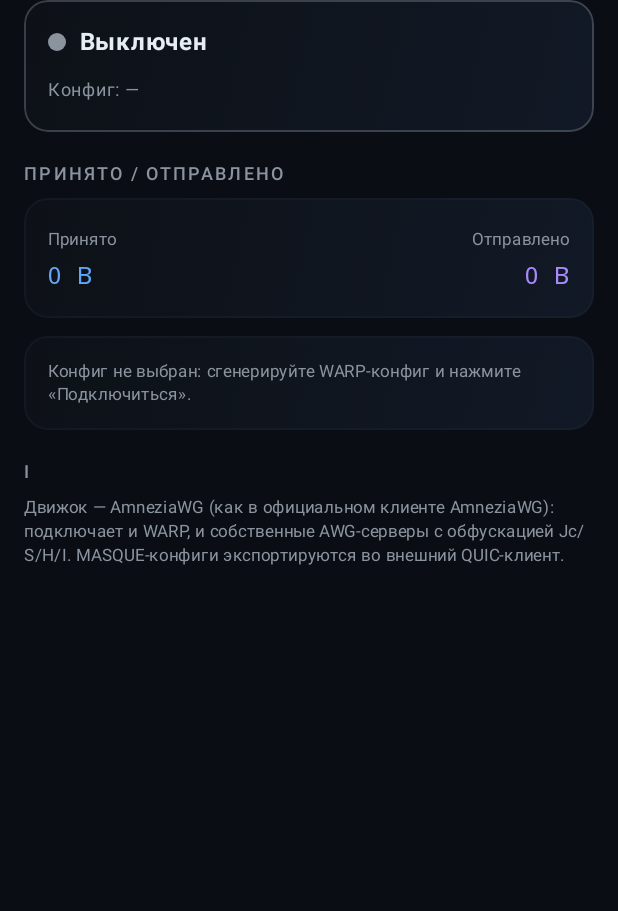
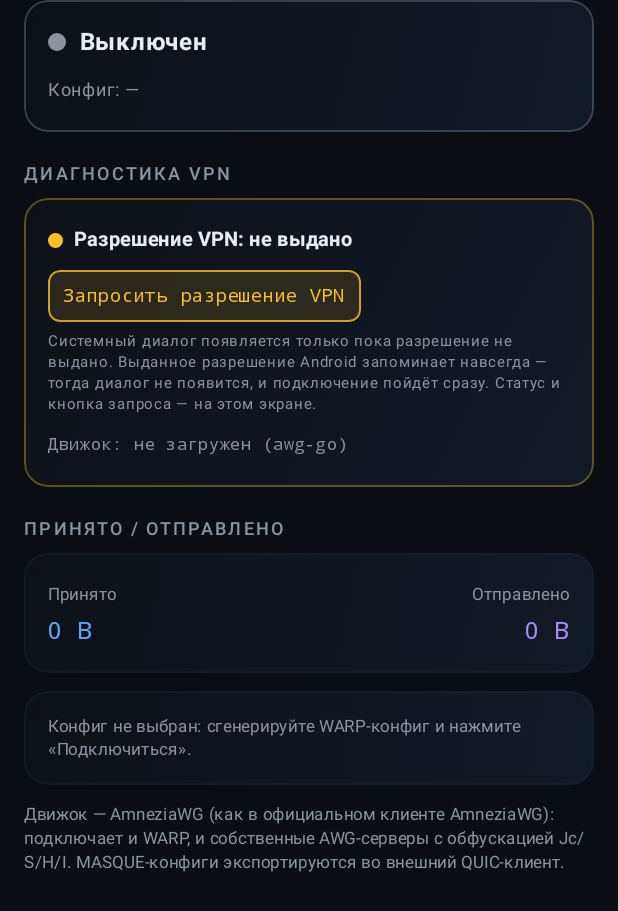
Before and after one commit to mx57/awg-config-android, an Android app built with Jetpack Compose: the composable TunnelScreen shown on its own in the app's theme, on a phone screen of 412 x 824 dp. Shown: the top 911 px of the screen. Run offline under Robolectric (Android 15) with nearby library versions, the phone set to English and light mode, and no system bars.

Commit message:
Fix v1.1.2: видимый статус разрешения VPN, явная кнопка запроса, утолщение движка
«Диалог VPN не появляется, пишет: не удалось поднять туннель» — основная
причина: Android запоминает выданное VPN-разрешение и НЕ показывает диалог
повторно (в т.ч. при обновлении приложения со старых версий) — подключение
пытается идти сразу и падает дальше по цепочке без объяснения.

- Экран туннеля: карточка «Диагностика VPN» — статус разрешения VPN
  (выдано/не выдано), кнопка «Запросить разрешение VPN» (системный диалог
  по явному нажатию, единый prepare-флоу через TunnelRequest.EnsurePermission),
  версия движка и последняя ошибка
- TunnelRequest: config стал nullable, добавлен EnsurePermission (запрос
  разрешения без подключения); requestRealTest/requestBatchRealTest всегда
  идут через единую очередь (раньше при выданном разрешении обходили её)
- MainActivity: после системного диалога (OK и отказ) статус разрешения
  обновляется; тост-подтверждение для явного запроса
- Экран результата: в карточке ошибки чип «Запросить разрешение VPN»,
  когда разрешение не выдано + подсказка; в подсказке кнопки подключения
  объяснено, почему диалог может не появиться
- GoBackend: таймаут старта VPN-сервиса 2с -> 5с (ложный
  UNABLE_TO_START_VPN на холодном старте), protect(fd) только при fd >= 0
  (раньше protect(-1) валил туннель для endpoint'ов без IPv4/IPv6),
  логирование establish()==null и awgTurnOn<0
- Стек-трейс ошибки подключения в логи (was: только message)
- versionCode 112 (1.1.2); 44/44 теста OK

```diff
--- a/app/build.gradle.kts
+++ b/app/build.gradle.kts
@@ -15,8 +15,8 @@ android {
         applicationId = "com.awgconfig.android"
         minSdk = 29
         targetSdk = 34
-        versionCode = 111
-        versionName = "1.1.1"
+        versionCode = 112
+        versionName = "1.1.2"
         vectorDrawables { useSupportLibrary = true }
     }
 
--- a/app/src/main/kotlin/com/awgconfig/android/ui/screens/TunnelScreen.kt
+++ b/app/src/main/kotlin/com/awgconfig/android/ui/screens/TunnelScreen.kt
@@ -26,16 +26,23 @@ import androidx.compose.ui.unit.sp
 import com.awgconfig.android.AppViewModel
 import com.awgconfig.android.VerticalSpacer
 import com.awgconfig.android.i18n.LocalStrings
+import com.awgconfig.android.ui.components.Chip
 import com.awgconfig.android.ui.components.NeonCard
 import com.awgconfig.android.ui.components.SectionTitle
 import com.awgconfig.android.ui.theme.NeonPalette
 import kotlinx.coroutines.delay
 
-/** Экран встроенного туннеля: состояние, статистика, включение/выключение. */
+/** Экран встроенного туннеля: состояние, статистика, диагностика
+ * (разрешение VPN / движок / последняя ошибка), включение/выключение. */
 @Composable
 fun TunnelScreen(vm: AppViewModel) {
     val s = LocalStrings.current
     val state by vm.tunnel.state.collectAsState()
+    val vpnPermission by vm.vpnPermission.collectAsState()
+
+    // Обновляем статус разрешения при входе на экран: диалог мог быть выдан
+    // (или отозван через настройки системы) в другом месте.
+    LaunchedEffect(Unit) { vm.refreshVpnPermission() }
 
     LaunchedEffect(state.state) {
         while (state.state == com.awgconfig.android.tunnel.TunnelCore.State.UP) {
@@ -75,6 +82,54 @@ fun TunnelScreen(vm: AppViewModel) {
             }
             VerticalSpacer(8)
             Text(s["tunnel_last_config"].orEmpty() + ": " + (state.title ?: "—"), fontSize = 12.sp, color = NeonPalette.textSecondary)
+        }
+
+        VerticalSpacer(12)
+
+        // Диагностика: разрешение VPN (его можно выдать явно кнопкой —
+        // ответ на «диалог не появился»: если разрешение уже выдано,
+        // система его не запрашивает повторно), движок и последняя ошибка.
+        SectionTitle(s["tunnel_diag_title"].orEmpty())
+        NeonCard(accent = if (vpnPermission) NeonPalette.accent2 else NeonPalette.amber) {
+            Row(verticalAlignment = Alignment.CenterVertically) {
+                Box(
+                    Modifier.size(10.dp).background(
+                        if (vpnPermission) NeonPalette.accent2 else NeonPalette.amber,
+                        CircleShape,
+                    )
+                )
+                Text(
+                    "  " + s["tunnel_permission"].orEmpty() + ": " +
+                        s[if (vpnPermission) "vpn_permission_granted" else "vpn_permission_missing"].orEmpty(),
+                    fontSize = 13.sp, fontWeight = FontWeight.Bold,
+                )
+            }
+            if (!vpnPermission) {
+                Row(Modifier.padding(top = 8.dp)) {
+                    Chip(s["vpn_permission_request"].orEmpty(), accent = NeonPalette.amber) {
+                        vm.requestVpnPermission()
+                    }
+                }
+            }
+            Text(
+                s["tunnel_permission_hint"].orEmpty(),
+                Modifier.padding(top = 6.dp),
+                fontSize = 10.sp, color = NeonPalette.textSecondary, lineHeight = 14.sp,
+            )
+            Text(
+                s["tunnel_engine"].orEmpty() + ": " +
+                    (state.version ?: s["tunnel_engine_missing"].orEmpty()) +
+                    " (awg-go)",
+                Modifier.padding(top = 8.dp),
+                fontSize = 11.sp, color = NeonPalette.textSecondary, fontFamily = FontFamily.Monospace,
+            )
+            state.error?.let {
+                Text(
+                    s["tunnel_diag_last_error"].orEmpty() + ": " + it,
+                    Modifier.padding(top = 4.dp),
+                    fontSize = 11.sp, color = NeonPalette.red, lineHeight = 15.sp,
+                )
+            }
         }
 
         VerticalSpacer(12)
@@ -127,11 +182,7 @@ fun TunnelScreen(vm: AppViewModel) {
         }
 
         VerticalSpacer(12)
-        SectionTitle(s["tunnel_note"].let { _ -> "i" })
         Text(s["tunnel_note"].orEmpty(), fontSize = 11.sp, color = NeonPalette.textSecondary, lineHeight = 16.sp)
-        state.version?.let {
-            Text("AmneziaWG · awg-go $it", Modifier.padding(top = 6.dp), fontSize = 10.sp, color = NeonPalette.textSecondary, fontFamily = FontFamily.Monospace)
-        }
         VerticalSpacer(24)
     }
 }
```
Also changed, not shown: app/src/main/java/org/amnezia/awg/backend/GoBackend.java (+19 -5 lines), app/src/main/kotlin/com/awgconfig/android/AppViewModel.kt (+33 -16 lines), app/src/main/kotlin/com/awgconfig/android/MainActivity.kt (+20 -7 lines), app/src/main/kotlin/com/awgconfig/android/i18n/Strings.kt (+24 -6 lines), app/src/main/kotlin/com/awgconfig/android/ui/screens/ResultScreen.kt (+17 -0 lines), 1 other file.
